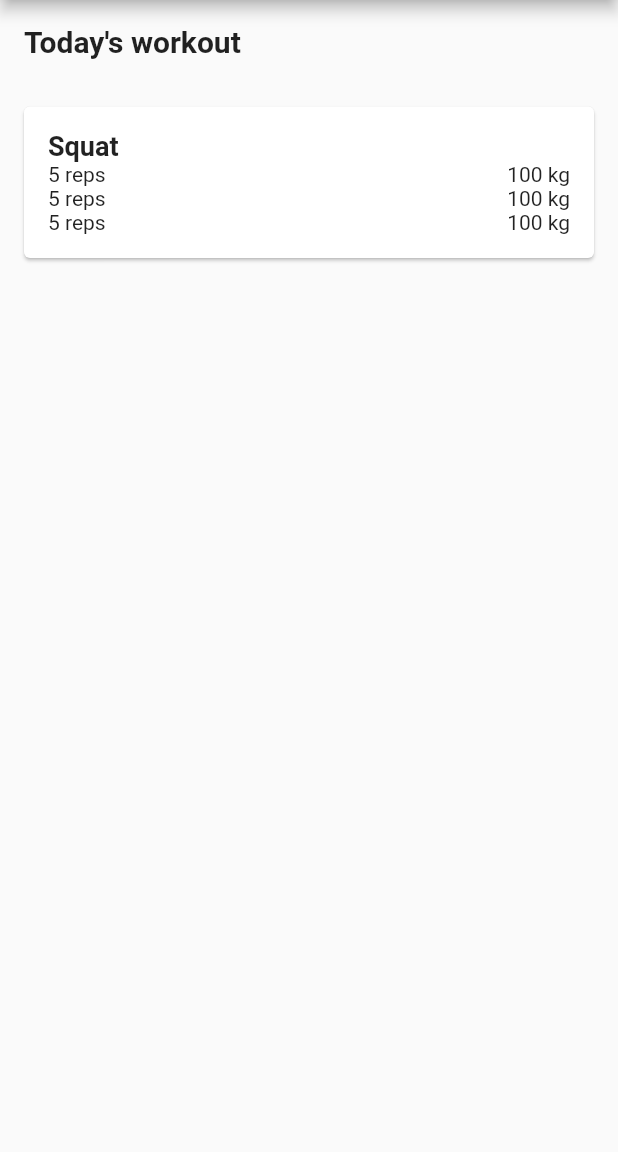
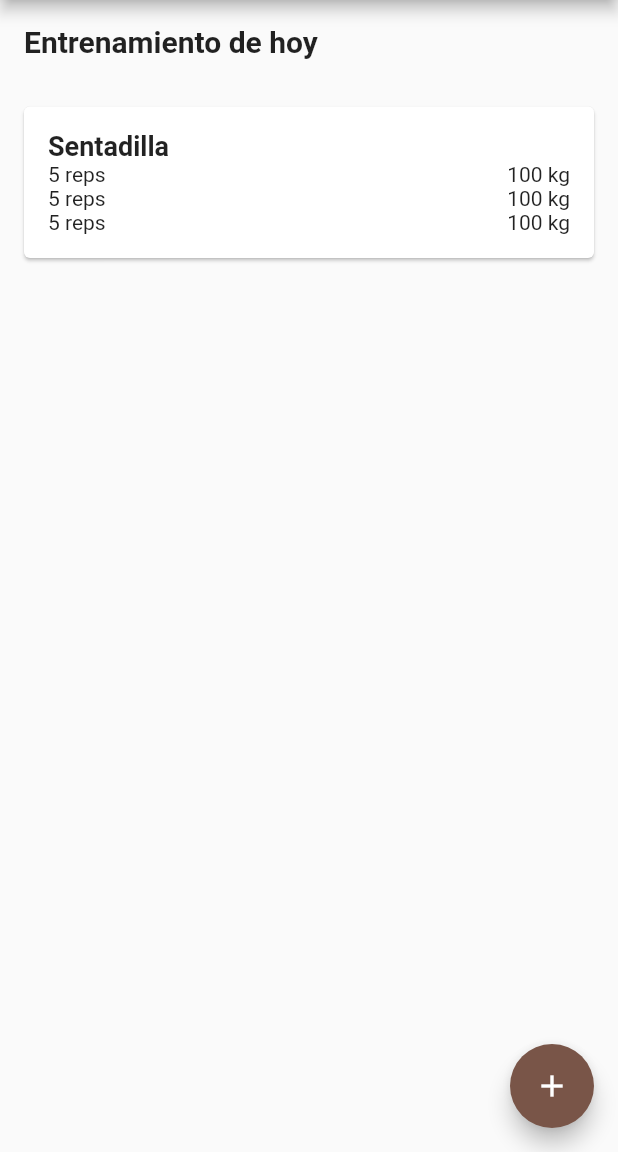
Before and after one commit to danilopedraza/freelog, a Flutter app: the screen it shows after launch, on a phone screen of 412 x 824 dp, the part 84-1236 px from its top. Run offline on Flutter 3.47's test engine with Material 2 defaults, Android fonts, the phone set to English and light mode, and no system bars.

Commit message:
finish main page

```diff
--- a/lib/main.dart
+++ b/lib/main.dart
@@ -17,7 +17,7 @@ class MyApp extends StatelessWidget {
         body: const MainPage(
           exercises: [
             ExerciseSession(
-              exerciseName: 'Squat',
+              exerciseName: 'Sentadilla',
               work: [
                 RepSet(reps: 5, load: 100),
                 RepSet(reps: 5, load: 100),
@@ -25,6 +25,11 @@ class MyApp extends StatelessWidget {
               ],
             ),
           ],
+        ),
+        floatingActionButton: FloatingActionButton(
+          onPressed: () {},
+          backgroundColor: Colors.brown,
+          child: const Icon(Icons.add),
         ),
       ),
     );
@@ -44,7 +49,7 @@ class MainPage extends StatelessWidget {
         Container(
           padding: const EdgeInsets.all(16.0),
           child: const Text(
-            'Today\'s workout',
+            'Entrenamiento de hoy',
             style: TextStyle(fontSize: 20.0, fontWeight: FontWeight.bold),
           ),
         ),
--- a/pubspec.yaml
+++ b/pubspec.yaml
@@ -47,6 +47,7 @@ dev_dependencies:
 
 # The following section is specific to Flutter packages.
 flutter:
+  uses-material-design: true
 
   # To add assets to your application, add an assets section, like this:
   # assets:
```
Also changed, not shown: 1 other file.
